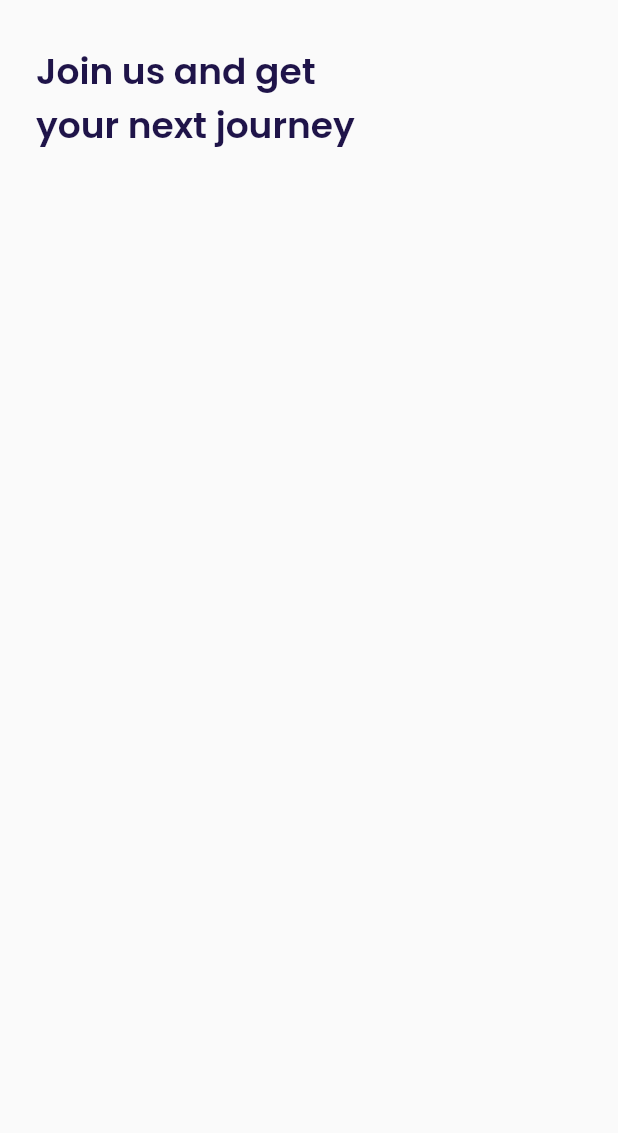
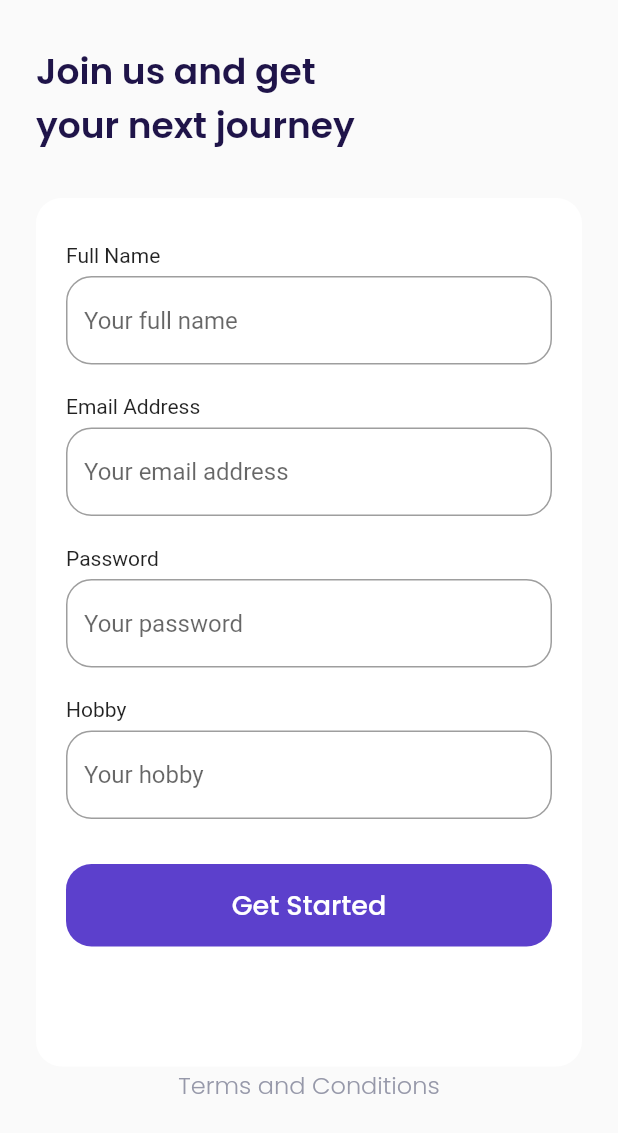
Before and after one commit to sonijulianto/aplikasi-mobile-travel, a Flutter app: the SignUpPage screen opened by its route, on a phone screen of 412 x 824 dp. Shown: the top 1133 px of the screen. Run offline on Flutter 3.47's test engine with Material 2 defaults, Android fonts, the phone set to English and light mode, and no system bars; our stand-ins replace google_fonts.

Commit message:
added sign up page

```diff
--- a/lib/pages/sign_up_pages.dart
+++ b/lib/pages/sign_up_pages.dart
@@ -6,24 +6,227 @@ class SignUpPage extends StatelessWidget {
 
   @override
   Widget build(BuildContext context) {
-    return SafeArea(
-      child: Scaffold(
-        body: Container(
-          margin: EdgeInsets.symmetric(
-            horizontal: defaultMargin,
-            vertical: 30,
+    Widget title() {
+      return Container(
+        margin: EdgeInsets.only(
+          top: 30,
+        ),
+        child: Text(
+          'Join us and get \nyour next journey',
+          style: blackTextStyle.copyWith(
+            fontSize: 24,
+            fontWeight: semiBold,
+          ),
+        ),
+      );
+    }
+
+    Widget inputSection() {
+      Widget nameInput() {
+        return Container(
+          margin: EdgeInsets.only(
+            bottom: 20,
           ),
           child: Column(
+            crossAxisAlignment: CrossAxisAlignment.start,
             children: [
-              Text(
-                'Join us and get \nyour next journey',
-                style: blackTextStyle.copyWith(
-                  fontSize: 24,
-                  fontWeight: semiBold,
+              Text('Full Name'),
+              SizedBox(
+                height: 6,
+              ),
+              TextFormField(
+                cursorColor: blackColor,
+                decoration: InputDecoration(
+                  hintText: 'Your full name',
+                  border: OutlineInputBorder(
+                    borderRadius: BorderRadius.circular(defaultRadius),
+                  ),
+                  focusedBorder: OutlineInputBorder(
+                    borderRadius: BorderRadius.circular(defaultRadius),
+                    borderSide: BorderSide(
+                      color: purpleColor,
+                    ),
+                  ),
                 ),
               ),
             ],
           ),
+        );
+      }
+
+      Widget emailInput() {
+        return Container(
+          margin: EdgeInsets.only(
+            bottom: 20,
+          ),
+          child: Column(
+            crossAxisAlignment: CrossAxisAlignment.start,
+            children: [
+              Text('Email Address'),
+              SizedBox(
+                height: 6,
+              ),
+              TextFormField(
+                cursorColor: blackColor,
+                decoration: InputDecoration(
+                  hintText: 'Your email address',
+                  border: OutlineInputBorder(
+                    borderRadius: BorderRadius.circular(defaultRadius),
+                  ),
+                  focusedBorder: OutlineInputBorder(
+                    borderRadius: BorderRadius.circular(defaultRadius),
+                    borderSide: BorderSide(
+                      color: purpleColor,
+                    ),
+                  ),
+                ),
+              ),
+            ],
+          ),
+        );
+      }
+
+      Widget passwordInput() {
+        return Container(
+          margin: EdgeInsets.only(
+            bottom: 20,
+          ),
+          child: Column(
+            crossAxisAlignment: CrossAxisAlignment.start,
+            children: [
+              Text('Password'),
+              SizedBox(
+                height: 6,
+              ),
+              TextFormField(
+                cursorColor: blackColor,
+                obscureText: true,
+                decoration: InputDecoration(
+                  hintText: 'Your password',
+                  border: OutlineInputBorder(
+                    borderRadius: BorderRadius.circular(defaultRadius),
+                  ),
+                  focusedBorder: OutlineInputBorder(
+                    borderRadius: BorderRadius.circular(defaultRadius),
+                    borderSide: BorderSide(
+                      color: purpleColor,
+                    ),
+                  ),
+                ),
+              ),
+            ],
+          ),
+        );
+      }
+
+      Widget hobbyInput() {
+        return Container(
+          margin: EdgeInsets.only(
+            bottom: 30,
+          ),
+          child: Column(
+            crossAxisAlignment: CrossAxisAlignment.start,
+            children: [
+              Text('Hobby'),
+              SizedBox(
+                height: 6,
+              ),
+              TextFormField(
+                cursorColor: blackColor,
+                decoration: InputDecoration(
+                  hintText: 'Your hobby',
+                  border: OutlineInputBorder(
+                    borderRadius: BorderRadius.circular(defaultRadius),
+                  ),
+                  focusedBorder: OutlineInputBorder(
+                    borderRadius: BorderRadius.circular(defaultRadius),
+                    borderSide: BorderSide(
+                      color: purpleColor,
+                    ),
+                  ),
+                ),
+              ),
+            ],
+          ),
+        );
+      }
+
+      Widget inputButton() {
+        return Container(
+          height: 55,
+          width: double.infinity,
+          margin: EdgeInsets.only(
+            bottom: 50,
+          ),
+          child: TextButton(
+            style: TextButton.styleFrom(
+              backgroundColor: purpleColor,
+              shape: RoundedRectangleBorder(
+                borderRadius: BorderRadius.circular(defaultRadius),
+              ),
+            ),
+            onPressed: () {},
+            child: Text(
+              'Get Started',
+              style: whiteTextStyle.copyWith(
+                fontSize: 18,
+                fontWeight: medium,
+              ),
+            ),
+          ),
+        );
+      }
+
+      return Container(
+        margin: EdgeInsets.only(
+          top: 30,
+        ),
+        padding: EdgeInsets.symmetric(
+          horizontal: 20,
+          vertical: 30,
+        ),
+        decoration: BoxDecoration(
+          color: whiteColor,
+          borderRadius: BorderRadius.circular(defaultRadius),
+        ),
+        child: Column(
+          crossAxisAlignment: CrossAxisAlignment.start,
+          children: [
+            nameInput(),
+            emailInput(),
+            passwordInput(),
+            hobbyInput(),
+            inputButton(),
+          ],
+        ),
+      );
+    }
+
+    Widget termText() {
+      return Center(
+        child: Container(
+          margin: EdgeInsets.only(bottom: 70),
+          child: Text(
+            'Terms and Conditions',
+            style: greyTextStyle.copyWith(
+              fontSize: 16,
+              fontWeight: light,
+            ),
+          ),
+        ),
+      );
+    }
+
+    return Scaffold(
+      backgroundColor: backgroundColor,
+      body: SafeArea(
+        child: ListView(
+          padding: EdgeInsets.symmetric(horizontal: defaultMargin),
+          children: [
+            title(),
+            inputSection(),
+            termText(),
+          ],
         ),
       ),
     );
```
